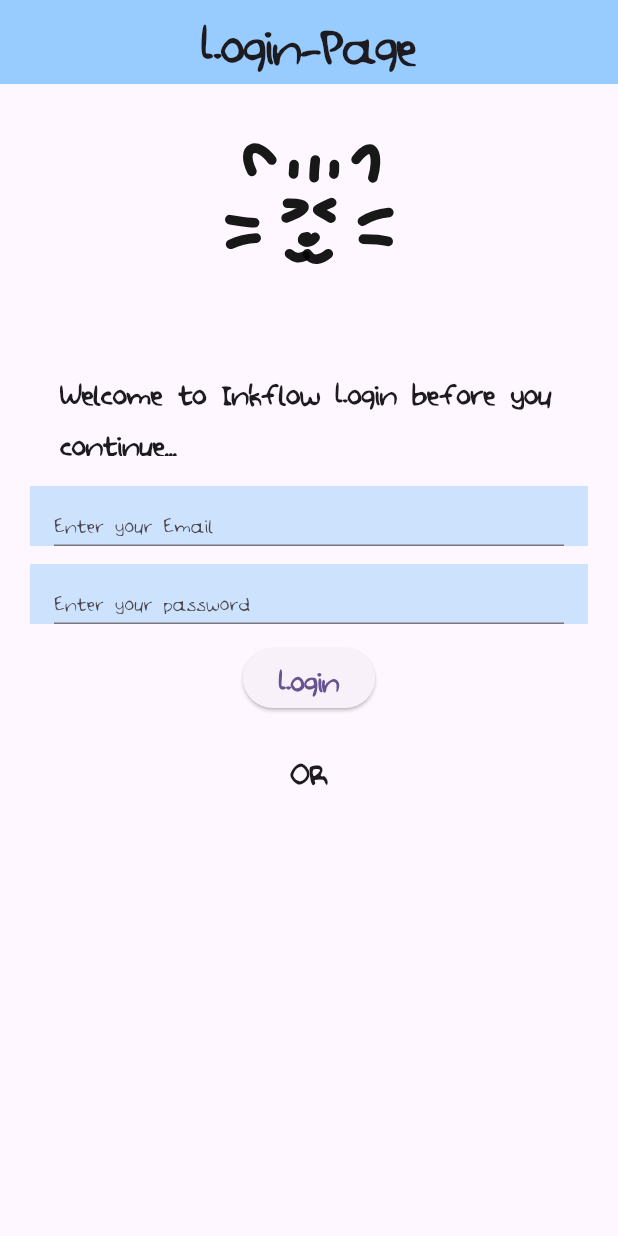
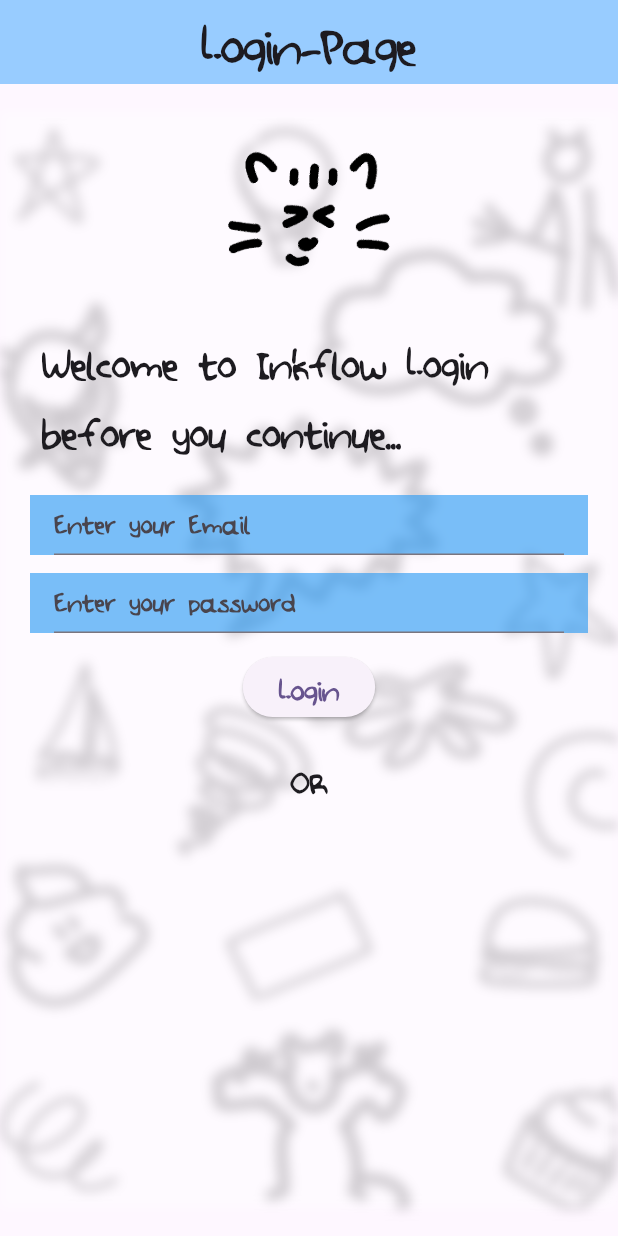
Before and after one commit to 1Shibam/inkflow-Doodle-Drawing-App-, a Flutter app: the screen it shows after launch, on a phone screen of 412 x 824 dp. Run offline on Flutter 3.47's test engine with Material 3 defaults, Android fonts, the phone set to English and light mode, and no system bars; our stand-ins replace firebase_auth, firebase_core, flutter_svg_provider, permission_handler; accounts and stored records are empty.

Commit message:
added some animation and background

```diff
--- a/lib/login.dart
+++ b/lib/login.dart
@@ -1,4 +1,6 @@
-// ignore_for_file: use_build_context_synchronously
+// ignore_for_file: use_build_context_synchronously, unused_import
+
+import 'dart:ui';
 
 import 'package:flutter/material.dart';
 import 'package:firebase_auth/firebase_auth.dart';
@@ -42,34 +44,54 @@ class _LoginState extends State<Login> {
               fontWeight: FontWeight.bold),
         ),
       ),
-      body: SingleChildScrollView(
+      body: Stack(
+        children: [
+          ImageFiltered(
+            imageFilter: ImageFilter.blur(sigmaX: 4, sigmaY: 4),
+            child: Opacity(
+              opacity: 0.4,
+              child: Align(
+                alignment: Alignment.center,
+                child: Image.asset(
+                  'assets/images/background.png',
+                  fit: BoxFit.fill, // Cover the entire screen
+                ),
+              ),
+            ),
+          ),
+          Column(
+            children: [
+              SingleChildScrollView(
                 child: Column(
                   children: [
+                    SizedBox(
+                      height: 24,
+                    ),
                     Align(
                       alignment: Alignment.center,
-                child: Image(
-                    width: 160,
-                    height: 160,
-                    image: Svg('assets/images/cat-lol-svgrepo-com.svg'))),
+                      child: Image.asset(
+                        'assets/images/cat animation.gif',
+                        width: 120,
+                        height: 120,
+                      ),
+                    ),
                     SizedBox(
                       height: 8,
                     ),
                     Padding(
-              padding: const EdgeInsets.only(left: 40.0, top: 20),
-              child: SizedBox(
-                width: 400,
-                height: 60,
+                      padding: const EdgeInsets.symmetric(
+                          horizontal: 28, vertical: 10),
                       child: Text(
                         'Welcome to Inkflow Login before you continue...',
                         style: TextStyle(
                             fontFamily: 'Hand-Doodle',
-                      fontSize: 24,
+                            fontSize: 32,
                             fontWeight: FontWeight.bold),
                       ),
                     ),
-            ),
                     Padding(
-              padding: EdgeInsets.all(20),
+                      padding:
+                          EdgeInsets.symmetric(vertical: 10, horizontal: 20),
                       child: Column(
                         crossAxisAlignment: CrossAxisAlignment.center,
                         children: [
@@ -77,18 +99,23 @@ class _LoginState extends State<Login> {
                             height: 40,
                             width: 400,
                             decoration: BoxDecoration(
-                      color: Colors.blue.withOpacity(0.22),
+                              color: Colors.blue.withOpacity(0.6),
                             ),
                             child: Align(
                               alignment: Alignment.center,
                               child: Padding(
-                        padding: const EdgeInsets.symmetric(horizontal: 16),
+                                padding:
+                                    const EdgeInsets.symmetric(horizontal: 16),
                                 child: TextField(
                                   controller: email,
                                   decoration: InputDecoration(
                                     hintText: 'Enter your Email',
-                            fillColor: const Color.fromARGB(255, 0, 140, 255),
-                            hintStyle: TextStyle(fontFamily: 'Hand-Doodle'),
+                                    fillColor:
+                                        const Color.fromARGB(255, 0, 140, 255),
+                                    hintStyle: TextStyle(
+                                        fontFamily: 'Hand-Doodle',
+                                        fontSize: 20,
+                                        fontWeight: FontWeight.bold),
                                     alignLabelWithHint: true,
                                   ),
                                 ),
@@ -102,18 +129,23 @@ class _LoginState extends State<Login> {
                             height: 40,
                             width: 400,
                             decoration: BoxDecoration(
-                      color: Colors.blue.withOpacity(0.22),
+                              color: Colors.blue.withOpacity(0.6),
                             ),
                             child: Align(
                               alignment: Alignment.center,
                               child: Padding(
-                        padding: const EdgeInsets.symmetric(horizontal: 16),
+                                padding:
+                                    const EdgeInsets.symmetric(horizontal: 16),
                                 child: TextField(
                                   controller: password,
                                   decoration: InputDecoration(
                                     hintText: 'Enter your password',
-                            fillColor: const Color.fromARGB(255, 0, 140, 255),
-                            hintStyle: TextStyle(fontFamily: 'Hand-Doodle'),
+                                    fillColor:
+                                        const Color.fromARGB(255, 0, 140, 255),
+                                    hintStyle: TextStyle(
+                                        fontFamily: 'Hand-Doodle',
+                                        fontSize: 20,
+                                        fontWeight: FontWeight.bold),
                                     alignLabelWithHint: true,
                                   ),
                                 ),
@@ -159,6 +191,10 @@ class _LoginState extends State<Login> {
                   ],
                 ),
               ),
+            ],
+          ),
+        ],
+      ),
     );
   }
 }
--- a/pubspec.yaml
+++ b/pubspec.yaml
@@ -67,6 +67,7 @@ flutter:
   # To add assets to your application, add an assets section, like this:
   assets:
     - assets/images/
+    - assets/images/background.png
   #   - images/a_dot_ham.jpeg
 
   # An image asset can refer to one or more resolution-specific "variants", see
```
Also changed, not shown: assets/images/background.png (added), assets/images/cat animation.gif (added), pubspec.lock. Lines whose indentation alone changed are shown as unchanged.
